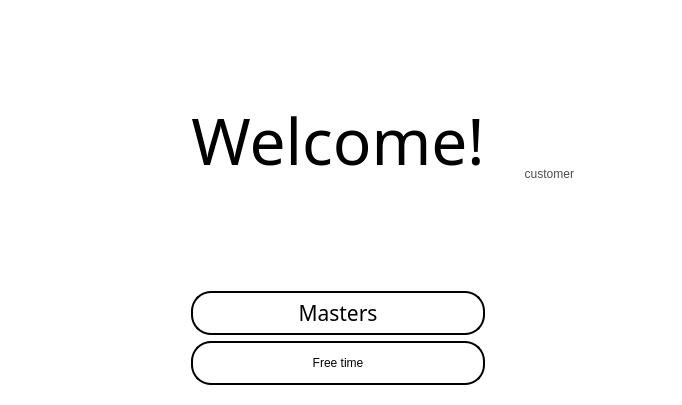
Above: homecustomer.ui from natalyatesluk/courseWork before the change. Below: the same form after it.
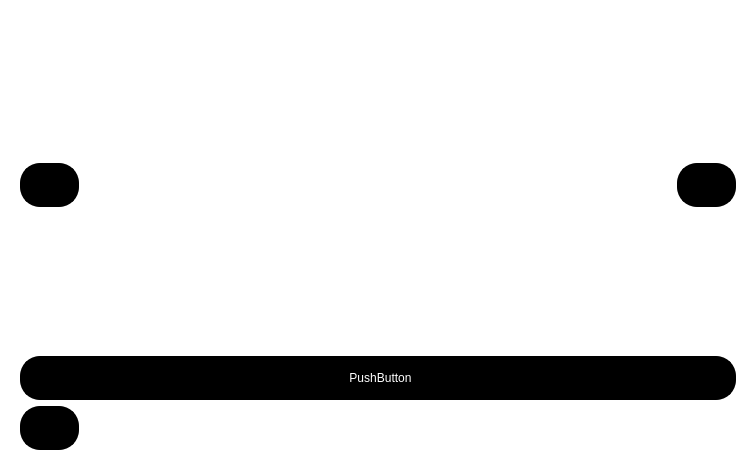
That is the form after the change. The open tabs and pages were chosen to show the change. Icons and pictures are not drawn.

```diff
--- a/homecustomer.ui
+++ b/homecustomer.ui
@@ -6,8 +6,8 @@
    <rect>
     <x>0</x>
     <y>0</y>
-    <width>682</width>
-    <height>405</height>
+    <width>756</width>
+    <height>470</height>
    </rect>
   </property>
   <property name="windowTitle">
@@ -194,7 +194,7 @@
          </property>
         </widget>
        </item>
-       <item row="1" column="2">
+       <item row="0" column="2" rowspan="2">
         <widget class="QStackedWidget" name="avatarStckW">
          <property name="currentIndex">
           <number>0</number>
@@ -442,6 +442,119 @@
        </item>
       </layout>
      </widget>
+     <widget class="QWidget" name="page">
+      <property name="styleSheet">
+       <string notr="true">QWidget{
+	background-color: rgb(255, 255, 255);
+color:rgb(0, 0, 0);
+	font: 14pt &quot;Candara&quot;;
+}
+QPushButton
+{
+ padding-left: 5px; 
+	background-color: rgb(0, 0, 0);
+	color: rgb(255, 255, 255);
+  border: 2px solid  rgb(0, 0, 0);
+border-radius: 20px;
+
+}
+QPushButton:hover {
+               border: 4px solid  rgb(0, 0, 0);
+border-radius: 20px;
+            }
+QPushButton:pressed {
+ border: 2px solid  rgb(255, 255, 255);
+	background-color: rgb(255, 255, 255);
+	color: rgb(0, 0, 0);
+border-radius: 20px;
+            }</string>
+      </property>
+      <layout class="QGridLayout" name="gridLayout_4">
+       <item row="0" column="0">
+        <widget class="QPushButton" name="backPb">
+         <property name="text">
+          <string/>
+         </property>
+         <property name="icon">
+          <iconset resource="picture.qrc">
+           <normaloff>:/photo/back.jpg</normaloff>:/photo/back.jpg</iconset>
+         </property>
+         <property name="iconSize">
+          <size>
+           <width>35</width>
+           <height>28</height>
+          </size>
+         </property>
+        </widget>
+       </item>
+       <item row="0" column="1">
+        <widget class="QStackedWidget" name="sketchStckW"/>
+       </item>
+       <item row="0" column="2">
+        <widget class="QPushButton" name="nextPb">
+         <property name="text">
+          <string/>
+         </property>
+         <property name="icon">
+          <iconset resource="picture.qrc">
+           <normaloff>:/photo/next.jpg</normaloff>:/photo/next.jpg</iconset>
+         </property>
+         <property name="iconSize">
+          <size>
+           <width>35</width>
+           <height>28</height>
+          </size>
+         </property>
+        </widget>
+       </item>
+       <item row="3" column="0" colspan="3">
+        <widget class="QPushButton" name="selectPb">
+         <property name="text">
+          <string>PushButton</string>
+         </property>
+        </widget>
+       </item>
+       <item row="4" column="0">
+        <widget class="QPushButton" name="homeSPb">
+         <property name="styleSheet">
+          <string notr="true">QPushButton
+{
+ padding-left: 5px; 
+	background-color: rgb(0, 0, 0);
+	color: rgb(255, 255, 255);
+  border: 2px solid  rgb(0, 0, 0);
+border-radius: 20px;
+width: 40px;
+  height: 40px;
+}
+QPushButton:hover {
+               border: 4px solid  rgb(0, 0, 0);
+border-radius: 20px;
+            }
+QPushButton:pressed {
+ border: 2px solid  rgb(255, 255, 255);
+	background-color: rgb(255, 255, 255);
+	color: rgb(0, 0, 0);
+border-radius: 20px;
+            }</string>
+         </property>
+         <property name="text">
+          <string/>
+         </property>
+         <property name="icon">
+          <iconset resource="picture.qrc">
+           <normaloff>:/photo/homeicon.jpg</normaloff>:/photo/homeicon.jpg</iconset>
+         </property>
+         <property name="iconSize">
+          <size>
+           <width>35</width>
+           <height>35</height>
+          </size>
+         </property>
+        </widget>
+       </item>
+      </layout>
+     </widget>
     </widget>
    </item>
   </layout>
```
Left out of the diff: 121 changed lines with no effect on the pictures.
